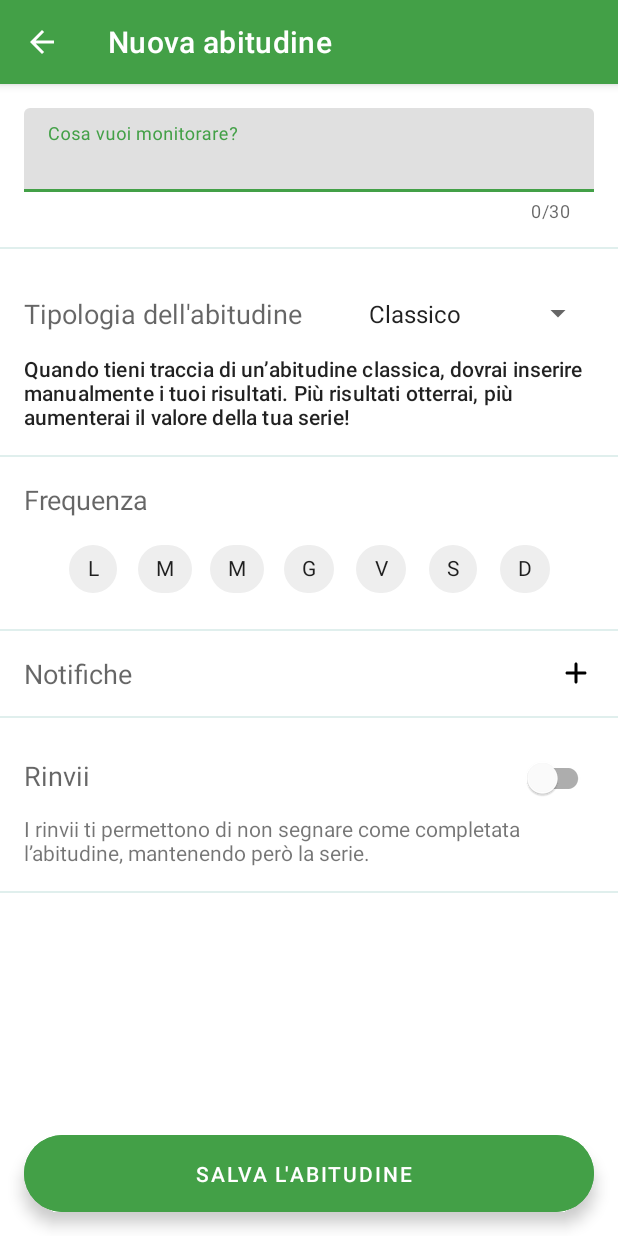
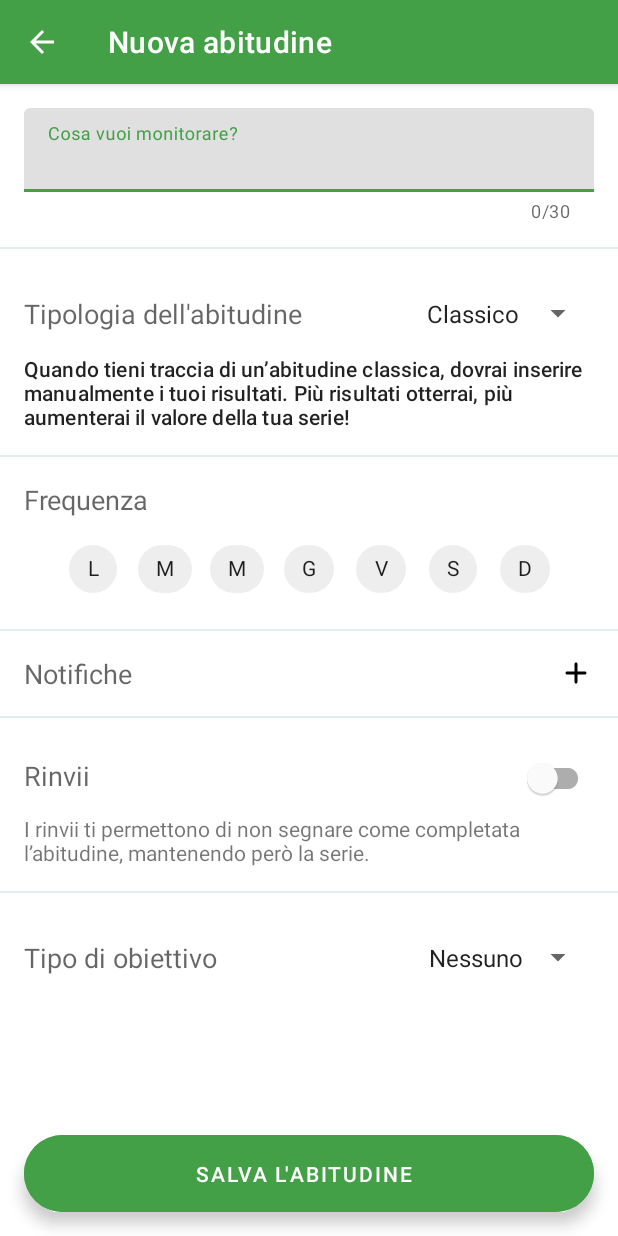
Before and after one commit to Juuzen/Sprout, an Android app: the CreateHabitActivity screen opened directly, with no data from a screen before it, on a phone screen of 412 x 824 dp. Run offline under Robolectric (Android 15) with nearby library versions, the phone set to English and light mode, and no system bars; libraries missing offline, so code that uses them is left out: com.shawnlin.numberpicker; plain views replace NumberPicker; 4 statements that could not run were skipped.

Commit message:
Added GoalFragment

```diff
--- a/app/src/main/java/com/hcifedii/sprout/CreateHabitActivity.java
+++ b/app/src/main/java/com/hcifedii/sprout/CreateHabitActivity.java
@@ -8,10 +8,12 @@ import android.os.Bundle;
 import android.util.Log;
 
 import android.widget.EditText;
+import android.widget.Toast;
 
 import com.google.android.material.floatingactionbutton.ExtendedFloatingActionButton;
 import com.google.android.material.textfield.TextInputLayout;
 import com.hcifedii.sprout.fragment.FrequencyFragment;
+import com.hcifedii.sprout.fragment.GoalFragment;
 import com.hcifedii.sprout.fragment.HabitTypeFragment;
 import com.hcifedii.sprout.fragment.RemindersFragment;
 import com.hcifedii.sprout.fragment.SnoozeFragment;
@@ -27,6 +29,7 @@ public class CreateHabitActivity extends AppCompatActivity {
     FrequencyFragment frequencyFragment;
     RemindersFragment remindersFragment;
     SnoozeFragment snoozeFragment;
+    GoalFragment goalFragment;
 
     @Override
     protected void onCreate(Bundle savedInstanceState) {
@@ -38,9 +41,6 @@ public class CreateHabitActivity extends AppCompatActivity {
         // FAB - Floating Action Button
         ExtendedFloatingActionButton saveFab = findViewById(R.id.fabSaveButton);
         saveFab.setOnClickListener(view -> {
-
-            TextInputLayout titleLayout = findViewById(R.id.titleLayout);
-            EditText titleEditText = findViewById(R.id.titleField);
 
             String title = titleFragment.getTitle();
 
@@ -54,7 +54,9 @@ public class CreateHabitActivity extends AppCompatActivity {
                 titleFragment.setErrorMessage(getString(R.string.titleIsEmptyErrorString));
             }
 
+            String message = goalFragment.getGoalType().name();
 
+            Toast.makeText(getBaseContext(), message, Toast.LENGTH_SHORT).show();
         });
 
 
@@ -65,7 +67,7 @@ public class CreateHabitActivity extends AppCompatActivity {
         frequencyFragment = (FrequencyFragment) fragmentManager.findFragmentById(R.id.frequencyFragment);
         remindersFragment = (RemindersFragment) fragmentManager.findFragmentById(R.id.reminderFragment);
         snoozeFragment = (SnoozeFragment) fragmentManager.findFragmentById(R.id.snoozeFragment);
-
+        goalFragment = (GoalFragment) fragmentManager.findFragmentById(R.id.goalFragment);
 
     }
 
--- a/app/src/main/java/com/hcifedii/sprout/fragment/GoalFragment.java
+++ b/app/src/main/java/com/hcifedii/sprout/fragment/GoalFragment.java
@@ -1,17 +1,29 @@
 package com.hcifedii.sprout.fragment;
 
+import android.content.Context;
 import android.os.Bundle;
 
 import androidx.fragment.app.Fragment;
+import androidx.fragment.app.FragmentManager;
+import androidx.fragment.app.FragmentTransaction;
 
 import android.view.LayoutInflater;
 import android.view.View;
 import android.view.ViewGroup;
+import android.widget.AdapterView;
+import android.widget.FrameLayout;
+import android.widget.LinearLayout;
+import android.widget.Spinner;
+import android.widget.TextView;
 
+import com.hcifedii.sprout.GoalType;
 import com.hcifedii.sprout.R;
+import com.hcifedii.sprout.fragment.goal.GoalActionFragment;
 
 public class GoalFragment extends Fragment {
 
+    View view;
+    GoalType goalType = GoalType.NONE;
 
     public GoalFragment() {
         // Required empty public constructor
@@ -28,6 +40,56 @@ public class GoalFragment extends Fragment {
     public View onCreateView(LayoutInflater inflater, ViewGroup container,
                              Bundle savedInstanceState) {
         // Inflate the layout for this fragment
-        return inflater.inflate(R.layout.fragment_goal, container, false);
+        view = inflater.inflate(R.layout.fragment_goal, container, false);
+
+        Spinner goalSpinner = view.findViewById(R.id.goalSpinner);
+        goalSpinner.setOnItemSelectedListener(new AdapterView.OnItemSelectedListener() {
+            @Override
+            public void onItemSelected(AdapterView<?> adapterView, View view, int i, long l) {
+
+                TextView infoTextView;
+
+                FragmentTransaction transaction = getChildFragmentManager().beginTransaction();
+                transaction.setTransition(FragmentTransaction.TRANSIT_FRAGMENT_FADE);
+
+                switch (i) {
+                    case 0:
+                        // NONE
+
+
+                        goalType = GoalType.NONE;
+                        break;
+                    case 1:
+                        // ACTION
+                        transaction.replace(R.id.goalContainer, new GoalActionFragment()).commit();
+
+                        goalType = GoalType.ACTION;
+                        break;
+                    case 2:
+                        // DEADLINE
+
+                        goalType = GoalType.DEADLINE;
+                        break;
+                    case 3:
+                        // SERIES
+                        goalType = GoalType.SERIES;
+                        break;
+                    default:
+
+                        break;
+                }
+            }
+
+            @Override
+            public void onNothingSelected(AdapterView<?> adapterView) {
+                // Do nothing
+            }
+        });
+
+        return view;
+    }
+
+    public GoalType getGoalType() {
+        return goalType;
     }
 }
--- a/app/src/main/res/layout/fragment_goal.xml
+++ b/app/src/main/res/layout/fragment_goal.xml
@@ -1,6 +1,40 @@
 <?xml version="1.0" encoding="utf-8"?>
-<FrameLayout xmlns:android="http://schemas.android.com/apk/res/android"
+<LinearLayout xmlns:android="http://schemas.android.com/apk/res/android"
     xmlns:tools="http://schemas.android.com/tools"
     android:layout_width="match_parent"
-    android:layout_height="match_parent"
-    tools:context=".fragment.GoalFragment"/>
+    android:layout_height="wrap_content"
+    android:orientation="vertical"
+    android:padding="@dimen/formPadding"
+    tools:context=".fragment.GoalFragment">
+
+    <LinearLayout
+        android:layout_width="match_parent"
+        android:layout_height="wrap_content"
+        android:gravity="center"
+        android:orientation="horizontal">
+
+        <TextView
+            android:layout_width="0dp"
+            android:layout_height="wrap_content"
+            android:layout_weight="1"
+            android:text="@string/goalTitleString"
+            android:textAppearance="@style/TextAppearance.AppCompat.Medium" />
+
+        <Spinner
+            android:id="@+id/goalSpinner"
+            style="@android:style/Widget.Material.Spinner"
+            android:layout_width="wrap_content"
+            android:layout_height="wrap_content"
+            android:entries="@array/goalTypeString"
+            android:padding="16dp" />
+
+    </LinearLayout>
+
+
+    <FrameLayout
+        android:id="@+id/goalContainer"
+        android:layout_width="match_parent"
+        android:layout_height="wrap_content"/>
+
+
+</LinearLayout>
--- a/app/src/main/res/layout/fragment_habit_type.xml
+++ b/app/src/main/res/layout/fragment_habit_type.xml
@@ -11,22 +11,21 @@
         android:id="@+id/habitTypeContainer"
         android:layout_width="match_parent"
         android:layout_height="wrap_content"
+        android:gravity="center"
         android:orientation="horizontal">
 
         <TextView
-            android:layout_width="wrap_content"
+            android:layout_width="0dp"
             android:layout_height="wrap_content"
-            android:layout_gravity="center"
-            android:layout_marginEnd="20dp"
-            android:text="Tipologia dell'abitudine"
+            android:layout_weight="1"
+            android:text="@string/habitTypeString"
             android:textAppearance="@style/TextAppearance.AppCompat.Medium" />
 
         <Spinner
             android:id="@+id/habitTypeSpinner"
             style="@android:style/Widget.Material.Spinner"
-            android:layout_width="match_parent"
+            android:layout_width="wrap_content"
             android:layout_height="wrap_content"
-            android:layout_gravity="center"
             android:entries="@array/habitTypeString"
             android:padding="16dp" />
 
--- a/app/src/main/res/layout/fragment_snooze.xml
+++ b/app/src/main/res/layout/fragment_snooze.xml
@@ -23,9 +23,9 @@
 
         <com.google.android.material.switchmaterial.SwitchMaterial
             android:id="@+id/snoozeSwitch"
-            android:checked="false"
             android:layout_width="wrap_content"
-            android:layout_height="wrap_content" />
+            android:layout_height="wrap_content"
+            android:checked="false" />
 
     </LinearLayout>
 
@@ -37,13 +37,13 @@
     <LinearLayout
 
         android:id="@+id/snoozePickerContainer"
-        android:visibility="gone"
+        android:layout_width="match_parent"
 
-        android:layout_width="match_parent"
         android:layout_height="wrap_content"
         android:layout_marginTop="16dp"
         android:gravity="center"
-        android:orientation="horizontal">
+        android:orientation="horizontal"
+        android:visibility="gone">
 
         <TextView
             android:layout_width="0dp"
@@ -56,6 +56,7 @@
             android:layout_width="wrap_content"
             android:layout_height="wrap_content"
 
+            app:np_dividerColor="@color/primaryDarkColor"
             app:np_dividerType="underline"
             app:np_fadingEdgeEnabled="true"
             app:np_height="@dimen/number_picker_height"
--- a/app/src/main/res/values/strings.xml
+++ b/app/src/main/res/values/strings.xml
@@ -67,5 +67,19 @@
 
     <string name="maxSnoozesString">Rinvii massimi</string>
     <string name="numberOfRepetitionsString">Numero ripetizioni</string>
+    <string name="goalTitleString">Tipo di obiettivo</string>
+    <string name="habitTypeString">Tipologia dell\'abitudine</string>
+
+    <string-array name="goalTypeString">
+        <item>Nessuno</item>
+        <item>Azioni</item>
+        <item>Scadenza</item>
+        <item>Serie</item>
+    </string-array>
+    <!-- TODO: Remove or change this placeholder text -->
+    <string name="hello_blank_fragment">Hello blank fragment</string>
+    <string name="actionToCompleteString">Azioni da completare</string>
+    <string name="goalActionInfoString">L’abitudine viene archiviata quando raggiungi il numero di azioni previste.</string>
+    <string name="actionToCompleteSubtitle">Azioni</string>
 
 </resources>
```
Also changed, not shown: app/src/main/java/com/hcifedii/sprout/GoalType.java (added, +8 -0 lines), app/src/main/java/com/hcifedii/sprout/fragment/goal/GoalActionFragment.java (added, +42 -0 lines), app/src/main/res/layout/fragment_goal_action.xml (added, +59 -0 lines).
